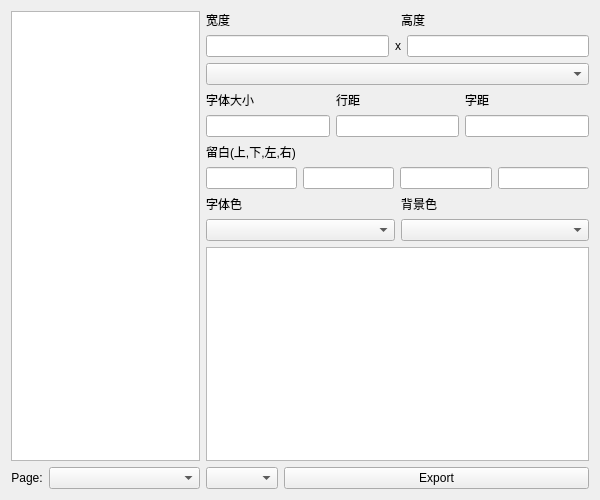
Old version of the form QT_GUI/qt_gui.ui in the repository kivvi3412/HandWrite.
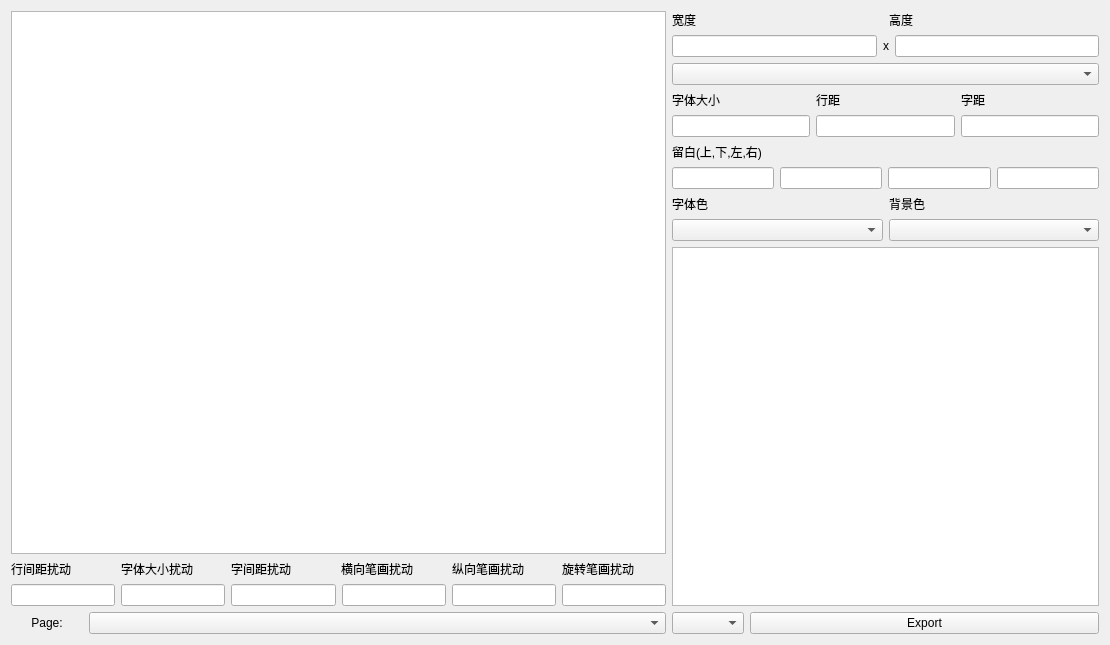
New version of the form.

Commit message: 大体完成字体扰动核心和图形化界面

```diff
--- a/QT_GUI/qt_gui.ui
+++ b/QT_GUI/qt_gui.ui
@@ -6,19 +6,87 @@
    <rect>
     <x>0</x>
     <y>0</y>
-    <width>600</width>
-    <height>500</height>
+    <width>1110</width>
+    <height>645</height>
    </rect>
   </property>
   <property name="windowTitle">
    <string>Form</string>
   </property>
-  <layout class="QHBoxLayout" name="horizontalLayout_12">
+  <layout class="QHBoxLayout" name="horizontalLayout_14">
    <item>
     <layout class="QVBoxLayout" name="Display">
      <item>
       <widget class="QGraphicsView" name="img_preview"/>
      </item>
+     <item>
+      <layout class="QHBoxLayout" name="horizontalLayout_13">
+       <item>
+        <widget class="QLabel" name="label_line_spacing_sigma">
+         <property name="text">
+          <string>行间距扰动</string>
+         </property>
+        </widget>
+       </item>
+       <item>
+        <widget class="QLabel" name="label_font_size_sigma">
+         <property name="text">
+          <string>字体大小扰动</string>
+         </property>
+        </widget>
+       </item>
+       <item>
+        <widget class="QLabel" name="label_word_spacing_sigma">
+         <property name="text">
+          <string>字间距扰动</string>
+         </property>
+        </widget>
+       </item>
+       <item>
+        <widget class="QLabel" name="label_perturb_x_sigma">
+         <property name="text">
+          <string>横向笔画扰动</string>
+         </property>
+        </widget>
+       </item>
+       <item>
+        <widget class="QLabel" name="label_perturb_y_sigma">
+         <property name="text">
+          <string>纵向笔画扰动</string>
+         </property>
+        </widget>
+       </item>
+       <item>
+        <widget class="QLabel" name="label_perturb_theta_sigma">
+         <property name="text">
+          <string>旋转笔画扰动</string>
+         </property>
+        </widget>
+       </item>
+      </layout>
+     </item>
+     <item>
+      <layout class="QHBoxLayout" name="horizontalLayout_12">
+       <item>
+        <widget class="QLineEdit" name="lineEdit_line_spacing_sigma"/>
+       </item>
+       <item>
+        <widget class="QLineEdit" name="lineEdit_font_size_sigma"/>
+       </item>
+       <item>
+        <widget class="QLineEdit" name="lineEdit_word_spacing_sigma"/>
+       </item>
+       <item>
+        <widget class="QLineEdit" name="lineEdit_perturb_x_sigma"/>
+       </item>
+       <item>
+        <widget class="QLineEdit" name="lineEdit_perturb_y_sigma"/>
+       </item>
+       <item>
+        <widget class="QLineEdit" name="lineEdit_perturb_theta_sigma"/>
+       </item>
+      </layout>
+     </item>
      <item>
       <layout class="QHBoxLayout" name="horizontalLayout" stretch="1,8">
        <item>
```
The commit also changes 8 other files.
